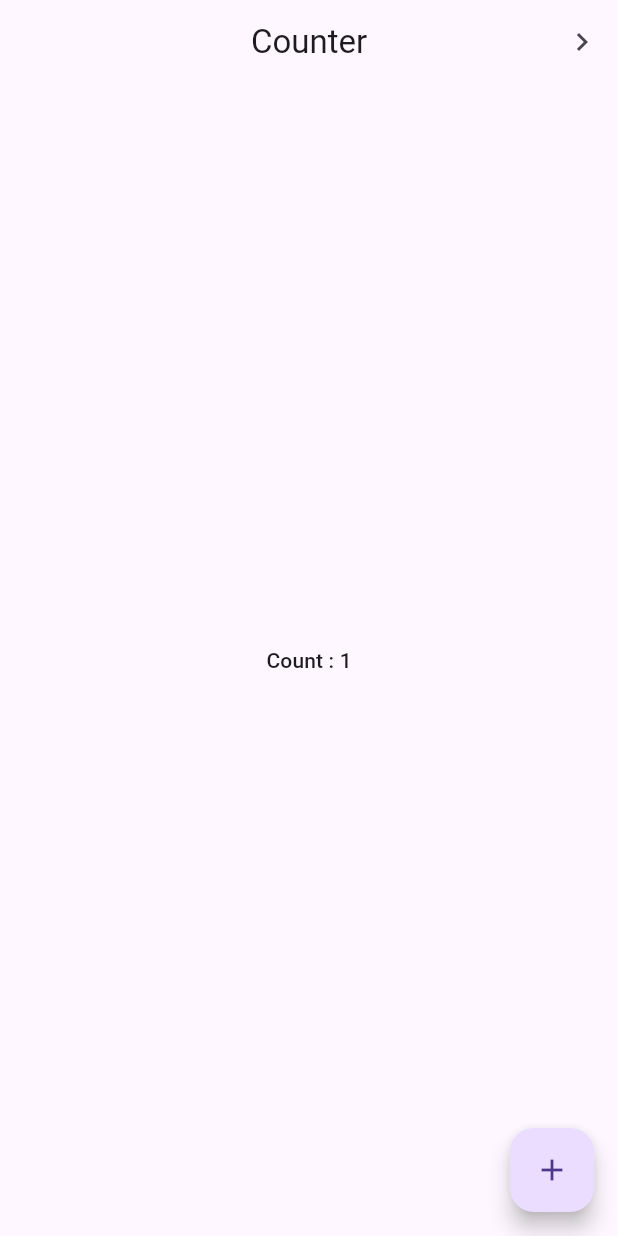
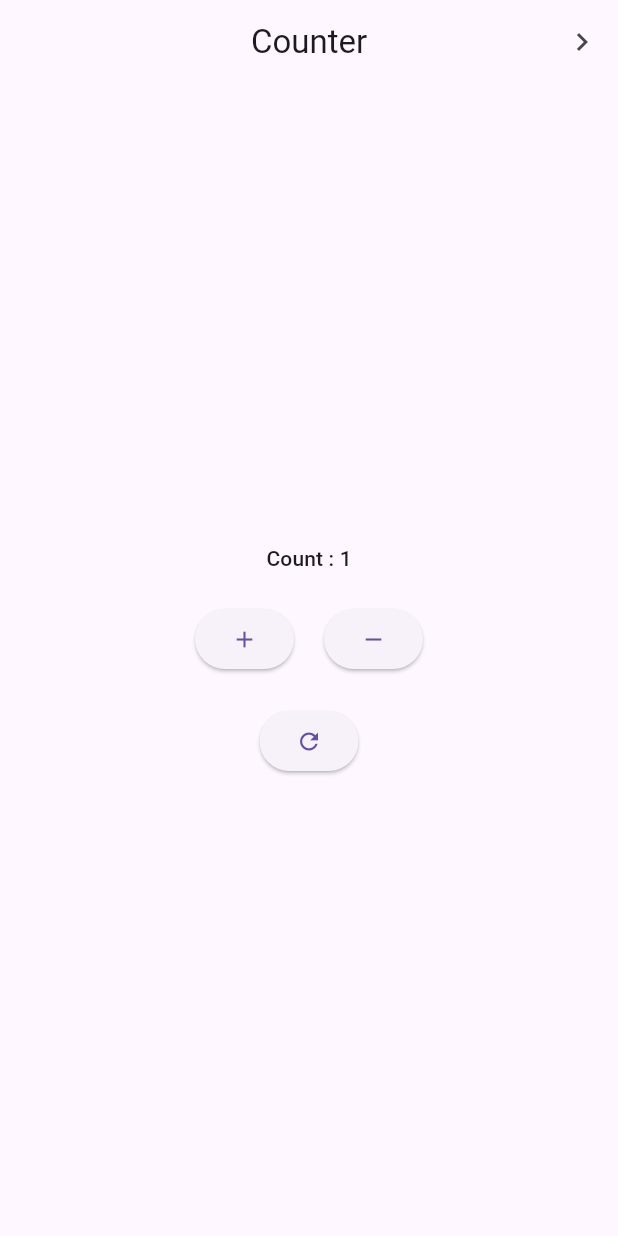
Before and after one commit to Kunjshingala/Flutter-Counter-Redux, a Flutter app: the CounterScreen screen opened directly, after a tap on the "add" icon, on a phone screen of 412 x 824 dp. Run offline on Flutter 3.47's test engine with Material 3 defaults, Android fonts, the phone set to English and light mode, and no system bars; our stand-ins replace flutter_redux, redux.

Commit message:
add decrement reset action

```diff
--- a/lib/counter_screen.dart
+++ b/lib/counter_screen.dart
@@ -26,19 +26,19 @@ class CounterScreen extends StatelessWidget {
         child: Column(
           mainAxisAlignment: MainAxisAlignment.center,
           children: [
-            // Connect the Store to a Text Widget that renders the current
-            // count.
-            //
-            // We'll wrap the Text Widget in a `StoreConnector` Widget. The
-            // `StoreConnector` will find the `Store` from the nearest
-            // `StoreProvider` ancestor, convert it into a String of the
-            // latest count, and pass that String  to the `builder` function
-            // as the `count`.
-            //
-            // Every time the button is tapped, an action is dispatched and
-            // run through the reducer. After the reducer updates the state,
-            // the Widget will be automatically rebuilt with the latest
-            // count. No need to manually manage subscriptions or Streams!
+            /// Connect the Store to a Text Widget that renders the current
+            /// count.
+            ///
+            /// We'll wrap the Text Widget in a `StoreConnector` Widget. The
+            /// `StoreConnector` will find the `Store` from the nearest
+            /// `StoreProvider` ancestor, convert it into a String of the
+            /// latest count, and pass that String  to the `builder` function
+            /// as the `count`.
+            ///
+            /// Every time the button is tapped, an action is dispatched and
+            /// run through the reducer. After the reducer updates the state,
+            /// the Widget will be automatically rebuilt with the latest
+            /// count. No need to manually manage subscriptions or Streams!
             StoreConnector<int, String>(
               converter: (store) => store.state.toString(),
               builder: (context, count) {
@@ -48,30 +48,66 @@ class CounterScreen extends StatelessWidget {
                 );
               },
             ),
-          ],
-        ),
-      ),
-      // Connect the Store to a FloatingActionButton. In this case, we'll
-      // use the Store to build a callback that will dispatch an Increment
-      // Action.
-      //
-      // Then, we'll pass this callback to the button's `onPressed` handler.
-      floatingActionButton: StoreConnector<int, VoidCallback>(
+            const SizedBox(height: 20),
+
+            /// Connect the Store to a ElevatedButton. In this case, we'll
+            /// use the Store to build a callback that will dispatch an Action.
+            /// Then, we'll pass this callback to the button's `onPressed` handler.
+            Row(
+              mainAxisAlignment: MainAxisAlignment.center,
+              children: [
+                StoreConnector<int, VoidCallback>(
                   converter: (store) {
-          // Return a `VoidCallback`, which is a fancy name for a function
-          // with no parameters and no return value.
-          // It only dispatches an Increment action.
+                    /// Return a `VoidCallback`, which is a fancy name for a function
+                    /// with no parameters and no return value.
+                    /// It only dispatches an Increment action.
                     return () => store.dispatch(CounterActions.Increment);
                   },
                   builder: (context, callback) {
-          return FloatingActionButton(
-            // Attach the `callback` to the `onPressed` attribute
+                    return ElevatedButton(
+                      /// Attach the `callback` to the `onPressed` attribute
                       onPressed: callback,
-            tooltip: 'Increment',
                       child: const Icon(Icons.add),
                     );
                   },
                 ),
+                const SizedBox(width: 20),
+                StoreConnector<int, VoidCallback>(
+                  converter: (store) {
+                    /// Return a `VoidCallback`, which is a fancy name for a function
+                    /// with no parameters and no return value.
+                    /// It only dispatches an Increment action.
+                    return () => store.dispatch(CounterActions.Decrement);
+                  },
+                  builder: (context, callback) {
+                    return ElevatedButton(
+                      /// Attach the `callback` to the `onPressed` attribute
+                      onPressed: callback,
+                      child: const Icon(Icons.remove),
+                    );
+                  },
+                ),
+              ],
+            ),
+            const SizedBox(height: 20),
+            StoreConnector<int, VoidCallback>(
+              converter: (store) {
+                /// Return a `VoidCallback`, which is a fancy name for a function
+                /// with no parameters and no return value.
+                /// It only dispatches an Increment action.
+                return () => store.dispatch(CounterActions.Reset);
+              },
+              builder: (context, callback) {
+                return ElevatedButton(
+                  /// Attach the `callback` to the `onPressed` attribute
+                  onPressed: callback,
+                  child: const Icon(Icons.refresh),
+                );
+              },
+            ),
+          ],
+        ),
+      ),
     );
   }
 }
--- a/lib/counter_state.dart
+++ b/lib/counter_state.dart
@@ -1,11 +1,18 @@
-// One simple action: Increment
-enum CounterActions { Increment }
+/// One simple action: Increment
+enum CounterActions { Increment, Decrement, Reset }
 
-// The reducer, which takes the previous count and increments it in response
-// to an Increment action.
+/// The reducer, which takes the previous count and increments it in response
+/// to an Increment action.
 int counterReducer(int state, dynamic action) {
-  if (action == CounterActions.Increment) {
+  if (action == CounterActions.Reset) {
+    return state = 0;
+  } else if (action == CounterActions.Increment) {
     return state = state + 1;
+  } else if (state <= 0) {
+    return state;
+  } else if (action == CounterActions.Decrement) {
+    return state = state - 1;
+  } else {
+    return state;
   }
-  return state;
 }
--- a/lib/main.dart
+++ b/lib/main.dart
@@ -6,32 +6,30 @@ import 'counter_screen.dart';
 import 'counter_state.dart';
 
 void main() {
-  // Create your store as a final variable in the main function or inside a
-  // State object. This works better with Hot Reload than creating it directly
-  // in the `build` function.
+  /// Create your store as a final variable in the main function or inside a
+  /// State object. This works better with Hot Reload than creating it directly
+  /// in the `build` function.
   final store = Store<int>(counterReducer, initialState: 0);
 
   runApp(
-    FlutterReduxApp(title: 'Flutter Redux Demo', store: store),
+    FlutterReduxApp(store: store),
   );
 }
 
 class FlutterReduxApp extends StatelessWidget {
   final Store<int> store;
-  final String title;
 
-  const FlutterReduxApp({super.key, required this.store, required this.title});
+  const FlutterReduxApp({super.key, required this.store});
 
   @override
   Widget build(BuildContext context) {
     return StoreProvider<int>(
-      // Pass the store to the StoreProvider. Any ancestor `StoreConnector`
-      // Widgets will find and use this value as the `Store`.
+      /// Pass the store to the StoreProvider. Any ancestor `StoreConnector`
+      /// Widgets will find and use this value as the `Store`.
       store: store,
-      child: MaterialApp(
+      child: const MaterialApp(
         debugShowCheckedModeBanner: false,
-        title: title,
-        home: const CounterScreen(),
+        home: CounterScreen(),
       ),
     );
   }
```
Lines whose indentation alone changed are shown as unchanged.
